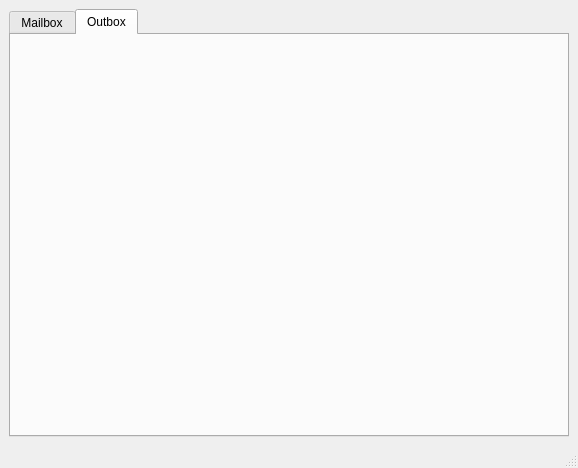
Qt form client/ui/main.ui (AlexLaur/LauExchange) before a commit.
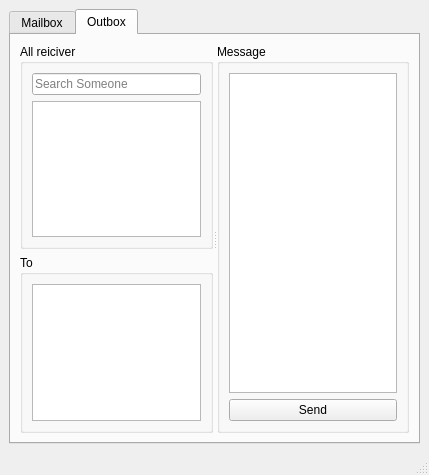
The same form after that commit. The open tabs and pages were chosen to show the change.

Commit message: fetch users, fetch messages

```diff
--- a/client/ui/main.ui
+++ b/client/ui/main.ui
@@ -6,8 +6,8 @@
    <rect>
     <x>0</x>
     <y>0</y>
-    <width>578</width>
-    <height>468</height>
+    <width>429</width>
+    <height>475</height>
    </rect>
   </property>
   <property name="windowTitle">
@@ -18,17 +18,87 @@
     <item>
      <widget class="QTabWidget" name="tabWidget">
       <property name="currentIndex">
-       <number>0</number>
+       <number>1</number>
       </property>
       <widget class="QWidget" name="mailbox">
        <attribute name="title">
         <string>Mailbox</string>
        </attribute>
+      </widget>
+      <widget class="QWidget" name="outbox">
+       <attribute name="title">
+        <string>Outbox</string>
+       </attribute>
+       <layout class="QVBoxLayout" name="verticalLayout_6">
+        <item>
+         <widget class="QSplitter" name="splitter">
+          <property name="orientation">
+           <enum>Qt::Horizontal</enum>
+          </property>
+          <widget class="QWidget" name="verticalLayoutWidget">
        <layout class="QVBoxLayout" name="verticalLayout_2">
         <item>
+             <widget class="QGroupBox" name="groupBox_3">
+              <property name="title">
+               <string>All reiciver</string>
+              </property>
+              <layout class="QVBoxLayout" name="verticalLayout_5">
+               <item>
+                <widget class="QLineEdit" name="lie_search_receiver">
+                 <property name="placeholderText">
+                  <string>Search Someone</string>
+                 </property>
+                </widget>
+               </item>
+               <item>
+                <widget class="QListWidget" name="lst_all_receiver">
+                 <property name="dragEnabled">
+                  <bool>true</bool>
+                 </property>
+                 <property name="dragDropMode">
+                  <enum>QAbstractItemView::DragDrop</enum>
+                 </property>
+                 <property name="defaultDropAction">
+                  <enum>Qt::MoveAction</enum>
+                 </property>
+                </widget>
+               </item>
+              </layout>
+             </widget>
+            </item>
+            <item>
+             <widget class="QGroupBox" name="groupBox">
+              <property name="title">
+               <string>To</string>
+              </property>
+              <layout class="QVBoxLayout" name="verticalLayout_3">
+               <item>
+                <widget class="QListWidget" name="lst_reiciver">
+                 <property name="dragEnabled">
+                  <bool>true</bool>
+                 </property>
+                 <property name="dragDropMode">
+                  <enum>QAbstractItemView::DragDrop</enum>
+                 </property>
+                 <property name="defaultDropAction">
+                  <enum>Qt::MoveAction</enum>
+                 </property>
+                </widget>
+               </item>
+              </layout>
+             </widget>
+            </item>
+           </layout>
+          </widget>
+          <widget class="QGroupBox" name="groupBox_2">
+           <property name="title">
+            <string>Message</string>
+           </property>
+           <layout class="QVBoxLayout" name="verticalLayout_4">
+            <item>
          <widget class="QTextEdit" name="txe_chat_view">
           <property name="readOnly">
-           <bool>true</bool>
+               <bool>false</bool>
           </property>
          </widget>
         </item>
@@ -37,9 +107,6 @@
           <property name="sizeConstraint">
            <enum>QLayout::SetMinimumSize</enum>
           </property>
-          <item>
-           <widget class="QLineEdit" name="lie_message"/>
-          </item>
           <item>
            <widget class="QPushButton" name="pub_send">
             <property name="text">
@@ -51,10 +118,9 @@
         </item>
        </layout>
       </widget>
-      <widget class="QWidget" name="outbox">
-       <attribute name="title">
-        <string>Outbox</string>
-       </attribute>
+         </widget>
+        </item>
+       </layout>
       </widget>
      </widget>
     </item>
@@ -65,8 +131,8 @@
     <rect>
      <x>0</x>
      <y>0</y>
-     <width>578</width>
-     <height>21</height>
+     <width>429</width>
+     <height>17</height>
     </rect>
    </property>
   </widget>
```
Lines whose indentation alone changed are shown as unchanged. The commit also changes 4 other files.
